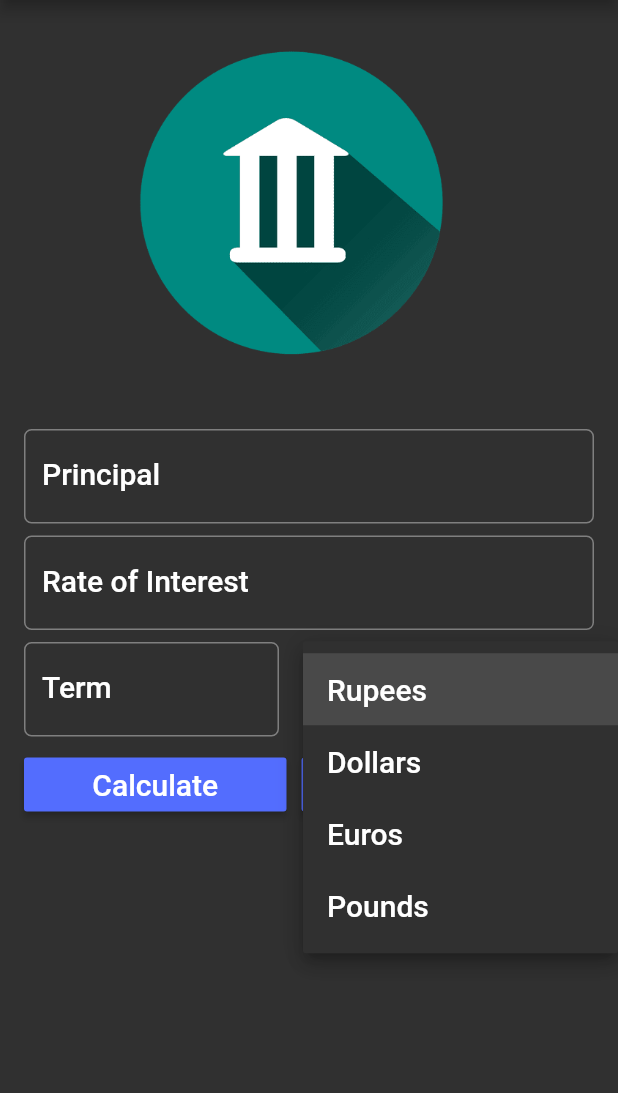
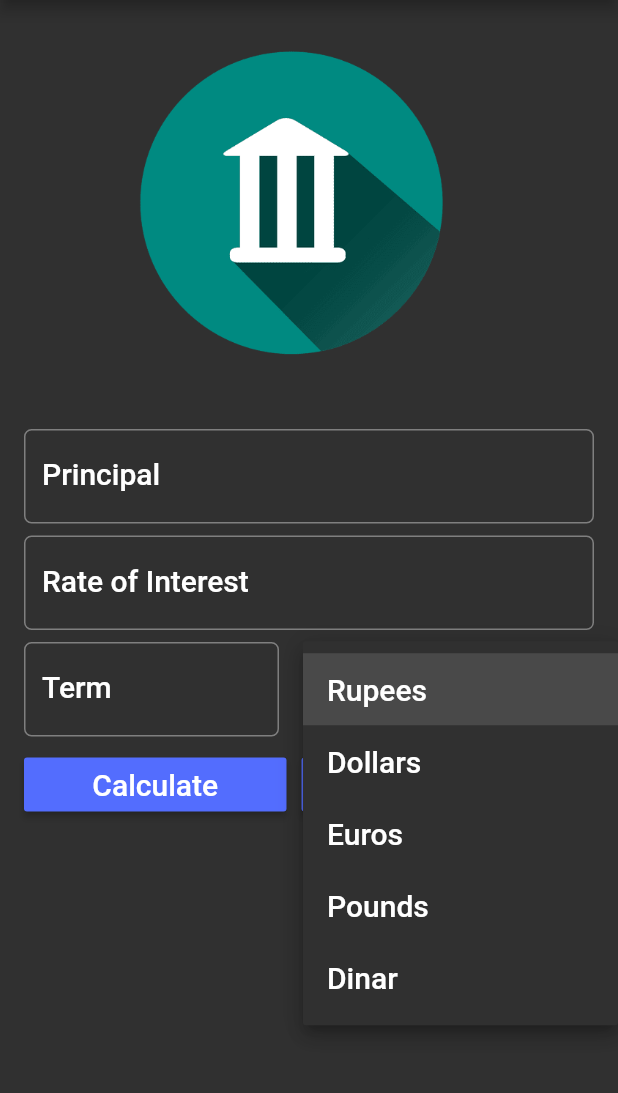
Before and after one commit to Ritikag2906/Simple-Interest-Calculator, a Flutter app: the screen it shows after launch, after a tap on "Rupees", on a phone screen of 412 x 824 dp, the part 84-1177 px from its top. Run offline on Flutter 3.47's test engine with Material 2 defaults, Android fonts, the phone set to English and light mode, and no system bars.

Commit message:
final changes

```diff
--- a/lib/main.dart
+++ b/lib/main.dart
@@ -30,7 +30,7 @@ class SIForm extends StatefulWidget {
 class _SIFormState extends State<SIForm> {
   var _formKey = GlobalKey<FormState>();
 
-  var _currencies = ['Rupees', 'Dollars','Euros','Pounds', ];
+  var _currencies = ['Rupees', 'Dollars','Euros','Pounds', 'Dinar'];
   final _minimumPadding = 4.0;
   var _currentItemSelected = '';
 
@@ -174,13 +174,11 @@ class _SIFormState extends State<SIForm> {
                         SizedBox(width: 10),
                         Container(
                           width: 175,
-                          // alignment: Alignment.centerLeft,
                           child: RaisedButton(
                             color: Theme.of(context).accentColor,
                             padding: EdgeInsets.symmetric(horizontal: 20),
                             child: Text(
                               'Reset',
-                              // style: textStyle,
                               textScaleFactor: 1.5,
                             ),
                             onPressed: () {
```
